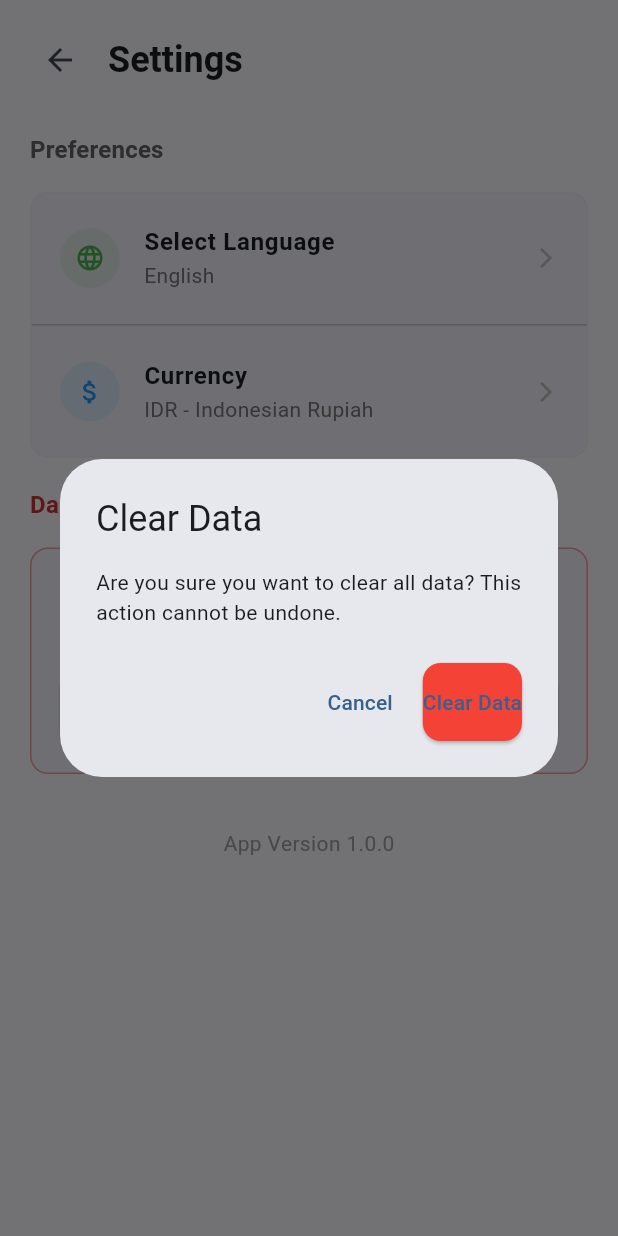
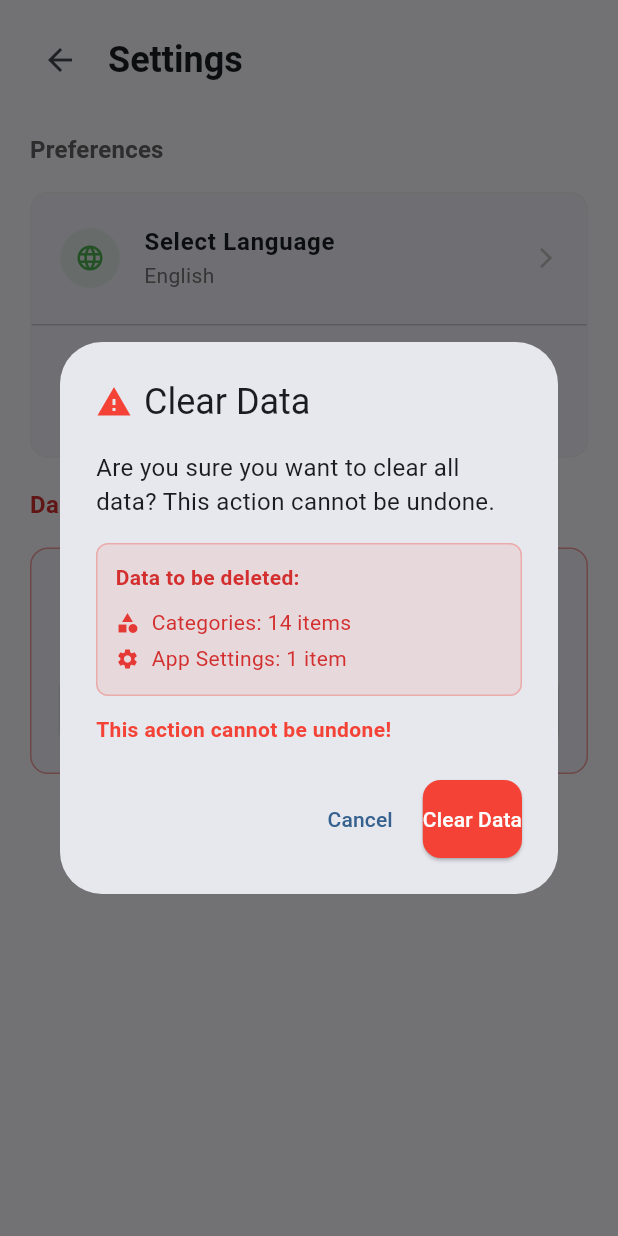
Before and after one commit to The-Binary-Rebels-Studio/Cashflow, a Flutter app: the SettingsPage screen opened by its route, after a tap on "Clear Data", on a phone screen of 412 x 824 dp. Run offline on Flutter 3.47's test engine with Material 3 defaults, Android fonts, the phone set to English and light mode, and no system bars; our stand-ins replace equatable, fl_chart, flutter_bloc, get_it, go_router, injectable and 1 more; missing offline and left inert: yandex_mobileads; accounts and stored records are empty.

Commit message:
feat: implement comprehensive data deletion mechanism in settings
- Add DataDeletionService with atomic database operations
- Implement smart data detection and statistics preview
- Create enhanced confirmation dialog with detailed data breakdown
- Add loading states and comprehensive error handling
- Support selective deletion of transactions, budgets, and categories
- Include visual feedback with success/error states
- Ensure database integrity with proper foreign key handling
- Reset app settings to defaults after data clearing

```diff
--- /dev/null
+++ b/lib/core/services/data_deletion_service.dart
@@ -0,0 +1,176 @@
+import 'package:injectable/injectable.dart';
+import 'package:sqflite/sqflite.dart';
+import '../database/database_service.dart';
+import '../../features/transaction/domain/repositories/transaction_repository.dart';
+import '../../features/budget_management/domain/repositories/budget_management_repository.dart';
+import '../../features/onboarding/domain/repositories/onboarding_repository.dart';
+
+/// Service responsible for clearing all user data from the application
+/// This includes transactions, budgets, categories, and app settings
+@singleton
+class DataDeletionService {
+  final TransactionRepository _transactionRepository;
+  final BudgetManagementRepository _budgetRepository;
+  final OnboardingRepository _onboardingRepository;
+
+  DataDeletionService(
+    this._transactionRepository,
+    this._budgetRepository,
+    this._onboardingRepository,
+  );
+
+  /// Clear all user data from the application
+  /// This will delete transactions, budgets, categories, and reset app settings
+  /// Returns true if successful, false if any error occurred
+  Future<bool> clearAllData() async {
+    try {
+      final db = await DatabaseService.instance;
+
+      // Start a transaction to ensure all deletions are atomic
+      await db.transaction((txn) async {
+        // Delete in proper order to respect foreign key constraints
+
+        // 1. Delete all transactions first (child table)
+        await txn.delete('transactions');
+
+        // 2. Delete all budgets (references categories)
+        await txn.delete('budgets');
+
+        // 3. Delete all categories
+        await txn.delete('categories');
+
+        // 4. Clear app settings but keep the record structure
+        await txn.delete('app_settings');
+
+        // Insert default app settings
+        await txn.insert('app_settings', {
+          'locale': 'en',
+          'currency_code': 'USD',
+          'is_dark_mode': 0,
+          'onboarding_completed': 0,
+        });
+      });
+
+      return true;
+    } catch (e) {
+      // Log error but don't rethrow to avoid crashes
+      return false;
+    }
+  }
+
+  /// Clear only transaction data
+  Future<bool> clearTransactions() async {
+    try {
+      final db = await DatabaseService.instance;
+      await db.delete('transactions');
+      return true;
+    } catch (e) {
+      return false;
+    }
+  }
+
+  /// Clear only budget data (this will also clear transactions due to foreign key constraints)
+  Future<bool> clearBudgets() async {
+    try {
+      final db = await DatabaseService.instance;
+      await db.transaction((txn) async {
+        // Delete transactions first due to foreign key constraint
+        await txn.delete('transactions');
+        // Then delete budgets
+        await txn.delete('budgets');
+      });
+      return true;
+    } catch (e) {
+      return false;
+    }
+  }
+
+  /// Clear only categories (this will also clear budgets and transactions)
+  Future<bool> clearCategories() async {
+    try {
+      final db = await DatabaseService.instance;
+      await db.transaction((txn) async {
+        // Delete in proper order due to foreign key constraints
+        await txn.delete('transactions');
+        await txn.delete('budgets');
+        await txn.delete('categories');
+      });
+      return true;
+    } catch (e) {
+      return false;
+    }
+  }
+
+  /// Reset app settings to defaults
+  Future<bool> resetAppSettings() async {
+    try {
+      final db = await DatabaseService.instance;
+      await db.transaction((txn) async {
+        await txn.delete('app_settings');
+        await txn.insert('app_settings', {
+          'locale': 'en',
+          'currency_code': 'USD',
+          'is_dark_mode': 0,
+          'onboarding_completed': 0,
+        });
+      });
+      return true;
+    } catch (e) {
+      return false;
+    }
+  }
+
+  /// Get data statistics for confirmation dialog
+  Future<DataStatistics> getDataStatistics() async {
+    try {
+      final db = await DatabaseService.instance;
+
+      final transactionCount = Sqflite.firstIntValue(
+        await db.rawQuery('SELECT COUNT(*) FROM transactions')
+      ) ?? 0;
+
+      final budgetCount = Sqflite.firstIntValue(
+        await db.rawQuery('SELECT COUNT(*) FROM budgets')
+      ) ?? 0;
+
+      final categoryCount = Sqflite.firstIntValue(
+        await db.rawQuery('SELECT COUNT(*) FROM categories')
+      ) ?? 0;
+
+      return DataStatistics(
+        transactionCount: transactionCount,
+        budgetCount: budgetCount,
+        categoryCount: categoryCount,
+      );
+    } catch (e) {
+      return DataStatistics(
+        transactionCount: 0,
+        budgetCount: 0,
+        categoryCount: 0,
+      );
+    }
+  }
+
+  /// Check if there is any user data in the app
+  Future<bool> hasUserData() async {
+    final stats = await getDataStatistics();
+    return stats.transactionCount > 0 ||
+           stats.budgetCount > 0 ||
+           stats.categoryCount > 0;
+  }
+}
+
+/// Data class to hold statistics about user data
+class DataStatistics {
+  final int transactionCount;
+  final int budgetCount;
+  final int categoryCount;
+
+  DataStatistics({
+    required this.transactionCount,
+    required this.budgetCount,
+    required this.categoryCount,
+  });
+
+  int get totalItems => transactionCount + budgetCount + categoryCount;
+}
--- a/lib/features/settings/presentation/pages/settings_page.dart
+++ b/lib/features/settings/presentation/pages/settings_page.dart
@@ -1,9 +1,11 @@
 import 'package:flutter/material.dart';
 import 'package:flutter_bloc/flutter_bloc.dart';
+import 'package:get_it/get_it.dart';
 import 'package:cashflow/core/localization/locale_bloc.dart';
 import 'package:cashflow/core/localization/locale_event.dart';
 import 'package:cashflow/core/services/currency_bloc.dart';
 import 'package:cashflow/core/services/currency_event.dart';
+import 'package:cashflow/core/services/data_deletion_service.dart';
 import 'package:cashflow/core/models/currency_model.dart';
 import 'package:cashflow/l10n/app_localizations.dart';
 
@@ -547,32 +549,223 @@ class _DangerZoneSection extends StatelessWidget {
     );
   }
 
-  void _showClearDataDialog(BuildContext context) {
+  void _showClearDataDialog(BuildContext context) async {
+    final dataDeletionService = GetIt.instance<DataDeletionService>();
+
+    // Get data statistics for confirmation
+    final stats = await dataDeletionService.getDataStatistics();
+    final hasData = await dataDeletionService.hasUserData();
+
+    if (!hasData) {
+      ScaffoldMessenger.of(context).showSnackBar(
+        SnackBar(
+          content: Text('No user data to clear'),
+          backgroundColor: Colors.orange,
+        ),
+      );
+      return;
+    }
+
     showDialog(
       context: context,
       builder: (BuildContext context) {
         return AlertDialog(
-          title: Text(l10n.clearData),
-          content: Text(l10n.clearDataConfirmation),
+          title: Row(
+            children: [
+              Icon(Icons.warning, color: Colors.red, size: 24),
+              SizedBox(width: 8),
+              Text(l10n.clearData),
+            ],
+          ),
+          content: Column(
+            mainAxisSize: MainAxisSize.min,
+            crossAxisAlignment: CrossAxisAlignment.start,
+            children: [
+              Text(
+                l10n.clearDataConfirmation,
+                style: TextStyle(fontSize: 16),
+              ),
+              SizedBox(height: 16),
+              Container(
+                padding: EdgeInsets.all(12),
+                decoration: BoxDecoration(
+                  color: Colors.red.withValues(alpha: 0.1),
+                  borderRadius: BorderRadius.circular(8),
+                  border: Border.all(color: Colors.red.withValues(alpha: 0.3)),
+                ),
+                child: Column(
+                  crossAxisAlignment: CrossAxisAlignment.start,
+                  children: [
+                    Text(
+                      'Data to be deleted:',
+                      style: TextStyle(
+                        fontWeight: FontWeight.bold,
+                        color: Colors.red[700],
+                      ),
+                    ),
+                    SizedBox(height: 8),
+                    if (stats.transactionCount > 0)
+                      _DataItem(
+                        icon: Icons.receipt_long,
+                        label: 'Transactions',
+                        count: stats.transactionCount,
+                      ),
+                    if (stats.budgetCount > 0)
+                      _DataItem(
+                        icon: Icons.account_balance_wallet,
+                        label: 'Budgets',
+                        count: stats.budgetCount,
+                      ),
+                    if (stats.categoryCount > 0)
+                      _DataItem(
+                        icon: Icons.category,
+                        label: 'Categories',
+                        count: stats.categoryCount,
+                      ),
+                    _DataItem(
+                      icon: Icons.settings,
+                      label: 'App Settings',
+                      count: 1,
+                    ),
+                  ],
+                ),
+              ),
+              SizedBox(height: 12),
+              Text(
+                'This action cannot be undone!',
+                style: TextStyle(
+                  fontWeight: FontWeight.bold,
+                  color: Colors.red,
+                  fontSize: 14,
+                ),
+              ),
+            ],
+          ),
           actions: [
             TextButton(
               onPressed: () => Navigator.of(context).pop(),
               child: Text(l10n.cancel),
             ),
             ElevatedButton(
-              onPressed: () {
-                Navigator.of(context).pop();
-                // TODO: Implement clear data functionality
-                ScaffoldMessenger.of(context).showSnackBar(
-                  SnackBar(content: Text(l10n.dataCleared)),
-                );
-              },
-              style: ElevatedButton.styleFrom(backgroundColor: Colors.red),
+              onPressed: () => _performDataDeletion(context),
+              style: ElevatedButton.styleFrom(
+                backgroundColor: Colors.red,
+                foregroundColor: Colors.white,
+              ),
               child: Text(l10n.clearData),
             ),
           ],
         );
       },
+    );
+  }
+
+  void _performDataDeletion(BuildContext context) async {
+    Navigator.of(context).pop(); // Close dialog
+
+    // Show loading indicator
+    showDialog(
+      context: context,
+      barrierDismissible: false,
+      builder: (context) => AlertDialog(
+        content: Column(
+          mainAxisSize: MainAxisSize.min,
+          children: [
+            CircularProgressIndicator(),
+            SizedBox(height: 16),
+            Text('Clearing data...'),
+          ],
+        ),
+      ),
+    );
+
+    try {
+      final dataDeletionService = GetIt.instance<DataDeletionService>();
+      final success = await dataDeletionService.clearAllData();
+
+      Navigator.of(context).pop(); // Close loading dialog
+
+      if (success) {
+        ScaffoldMessenger.of(context).showSnackBar(
+          SnackBar(
+            content: Row(
+              children: [
+                Icon(Icons.check_circle, color: Colors.white),
+                SizedBox(width: 8),
+                Text(l10n.dataCleared),
+              ],
+            ),
+            backgroundColor: Colors.green,
+            duration: Duration(seconds: 3),
+          ),
+        );
+      } else {
+        ScaffoldMessenger.of(context).showSnackBar(
+          SnackBar(
+            content: Row(
+              children: [
+                Icon(Icons.error, color: Colors.white),
+                SizedBox(width: 8),
+                Text('Failed to clear data. Please try again.'),
+              ],
+            ),
+            backgroundColor: Colors.red,
+            duration: Duration(seconds: 3),
+          ),
+        );
+      }
+    } catch (e) {
+      Navigator.of(context).pop(); // Close loading dialog if still open
+
+      ScaffoldMessenger.of(context).showSnackBar(
+        SnackBar(
+          content: Row(
+            children: [
+              Icon(Icons.error, color: Colors.white),
+              SizedBox(width: 8),
+              Text('An error occurred while clearing data'),
+            ],
+          ),
+          backgroundColor: Colors.red,
+          duration: Duration(seconds: 3),
+        ),
+      );
+    }
+  }
+}
+
+class _DataItem extends StatelessWidget {
+  final IconData icon;
+  final String label;
+  final int count;
+
+  const _DataItem({
+    required this.icon,
+    required this.label,
+    required this.count,
+  });
+
+  @override
+  Widget build(BuildContext context) {
+    return Padding(
+      padding: const EdgeInsets.symmetric(vertical: 2.0),
+      child: Row(
+        children: [
+          Icon(
+            icon,
+            size: 16,
+            color: Colors.red[600],
+          ),
+          const SizedBox(width: 8),
+          Text(
+            '$label: $count ${count == 1 ? 'item' : 'items'}',
+            style: TextStyle(
+              fontSize: 14,
+              color: Colors.red[700],
+            ),
+          ),
+        ],
+      ),
     );
   }
 }
```
Also changed, not shown: lib/core/di/injection.config.dart.
